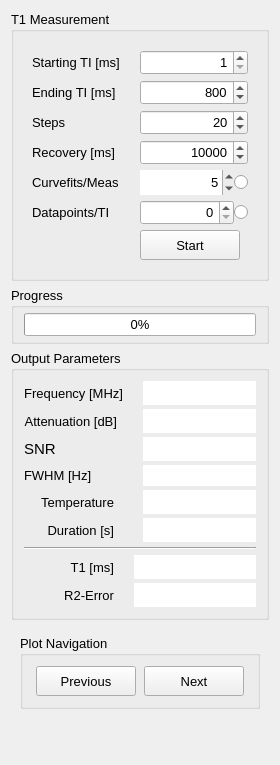
Old version of the form Applications/relax/ui/ccRelaxometerT1.ui in the repository OpenMRI/ocra.
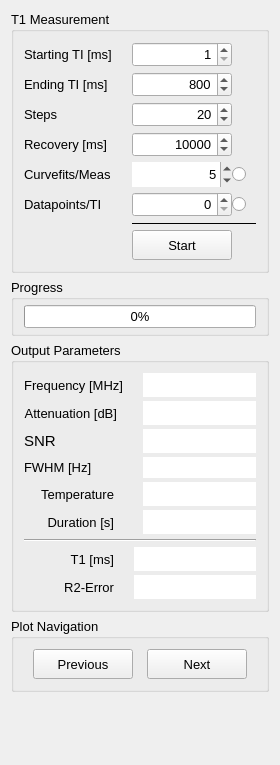
New version of the form.

Diff of the .ui file:
```diff
--- a/Applications/relax/ui/ccRelaxometerT1.ui
+++ b/Applications/relax/ui/ccRelaxometerT1.ui
@@ -43,6 +43,21 @@
       <string>T1 Measurement</string>
      </property>
      <layout class="QHBoxLayout" name="horizontalLayout">
+      <property name="spacing">
+       <number>0</number>
+      </property>
+      <property name="leftMargin">
+       <number>10</number>
+      </property>
+      <property name="topMargin">
+       <number>10</number>
+      </property>
+      <property name="rightMargin">
+       <number>10</number>
+      </property>
+      <property name="bottomMargin">
+       <number>10</number>
+      </property>
       <item>
        <widget class="QWidget" name="controls" native="true">
         <layout class="QFormLayout" name="controls_layout">
@@ -52,6 +67,18 @@
          <property name="verticalSpacing">
           <number>5</number>
          </property>
+         <property name="leftMargin">
+          <number>0</number>
+         </property>
+         <property name="topMargin">
+          <number>0</number>
+         </property>
+         <property name="rightMargin">
+          <number>0</number>
+         </property>
+         <property name="bottomMargin">
+          <number>0</number>
+         </property>
          <item row="0" column="0">
           <widget class="QLabel" name="t1StartLabel">
            <property name="sizePolicy">
@@ -73,20 +100,20 @@
          <item row="1" column="1">
           <widget class="QSpinBox" name="t1End_input">
            <property name="sizePolicy">
-            <sizepolicy hsizetype="Expanding" vsizetype="Fixed">
+            <sizepolicy hsizetype="Fixed" vsizetype="Fixed">
              <horstretch>0</horstretch>
              <verstretch>0</verstretch>
             </sizepolicy>
            </property>
            <property name="minimumSize">
             <size>
-             <width>90</width>
+             <width>100</width>
              <height>25</height>
             </size>
            </property>
            <property name="maximumSize">
             <size>
-             <width>300</width>
+             <width>100</width>
              <height>25</height>
             </size>
            </property>
@@ -107,20 +134,20 @@
          <item row="2" column="1">
           <widget class="QSpinBox" name="t1Step_input">
            <property name="sizePolicy">
-            <sizepolicy hsizetype="Expanding" vsizetype="Fixed">
+            <sizepolicy hsizetype="Fixed" vsizetype="Fixed">
              <horstretch>0</horstretch>
              <verstretch>0</verstretch>
             </sizepolicy>
            </property>
            <property name="minimumSize">
             <size>
-             <width>90</width>
+             <width>100</width>
              <height>25</height>
             </size>
            </property>
            <property name="maximumSize">
             <size>
-             <width>300</width>
+             <width>100</width>
              <height>25</height>
             </size>
            </property>
@@ -192,20 +219,20 @@
          <item row="0" column="1">
           <widget class="QSpinBox" name="t1Start_input">
            <property name="sizePolicy">
-            <sizepolicy hsizetype="Expanding" vsizetype="Fixed">
+            <sizepolicy hsizetype="Fixed" vsizetype="Fixed">
              <horstretch>0</horstretch>
              <verstretch>0</verstretch>
             </sizepolicy>
            </property>
            <property name="minimumSize">
             <size>
-             <width>90</width>
+             <width>100</width>
              <height>25</height>
             </size>
            </property>
            <property name="maximumSize">
             <size>
-             <width>300</width>
+             <width>100</width>
              <height>25</height>
             </size>
            </property>
@@ -226,20 +253,20 @@
          <item row="3" column="1">
           <widget class="QSpinBox" name="t1Recovery_input">
            <property name="sizePolicy">
-            <sizepolicy hsizetype="Expanding" vsizetype="Fixed">
+            <sizepolicy hsizetype="Fixed" vsizetype="Fixed">
              <horstretch>0</horstretch>
              <verstretch>0</verstretch>
             </sizepolicy>
            </property>
            <property name="minimumSize">
             <size>
-             <width>90</width>
+             <width>100</width>
              <height>25</height>
             </size>
            </property>
            <property name="maximumSize">
             <size>
-             <width>300</width>
+             <width>100</width>
              <height>25</height>
             </size>
            </property>
@@ -277,20 +304,20 @@
            <item>
             <widget class="QSpinBox" name="measAvg_input">
              <property name="sizePolicy">
-              <sizepolicy hsizetype="Expanding" vsizetype="Fixed">
+              <sizepolicy hsizetype="Fixed" vsizetype="Fixed">
                <horstretch>0</horstretch>
                <verstretch>0</verstretch>
               </sizepolicy>
              </property>
              <property name="minimumSize">
               <size>
-               <width>90</width>
+               <width>100</width>
                <height>25</height>
               </size>
              </property>
              <property name="maximumSize">
               <size>
-               <width>300</width>
+               <width>100</width>
                <height>25</height>
               </size>
              </property>
@@ -333,20 +360,20 @@
            <item>
             <widget class="QSpinBox" name="dataAvg_input">
              <property name="sizePolicy">
-              <sizepolicy hsizetype="Expanding" vsizetype="Fixed">
+              <sizepolicy hsizetype="Fixed" vsizetype="Fixed">
                <horstretch>0</horstretch>
                <verstretch>0</verstretch>
               </sizepolicy>
              </property>
              <property name="minimumSize">
               <size>
-               <width>90</width>
+               <width>100</width>
                <height>25</height>
               </size>
              </property>
              <property name="maximumSize">
               <size>
-               <width>300</width>
+               <width>100</width>
                <height>25</height>
               </size>
              </property>
@@ -372,7 +399,7 @@
            </item>
           </layout>
          </item>
-         <item row="6" column="1">
+         <item row="7" column="1">
           <widget class="QPushButton" name="t1Start_btn">
            <property name="sizePolicy">
             <sizepolicy hsizetype="Fixed" vsizetype="Fixed">
@@ -414,6 +441,16 @@
            </property>
           </widget>
          </item>
+         <item row="6" column="1">
+          <widget class="Line" name="line_2">
+           <property name="frameShadow">
+            <enum>QFrame::Plain</enum>
+           </property>
+           <property name="orientation">
+            <enum>Qt::Horizontal</enum>
+           </property>
+          </widget>
+         </item>
         </layout>
        </widget>
       </item>
@@ -1034,6 +1071,18 @@
       <property name="spacing">
        <number>0</number>
       </property>
+      <property name="leftMargin">
+       <number>0</number>
+      </property>
+      <property name="topMargin">
+       <number>0</number>
+      </property>
+      <property name="rightMargin">
+       <number>0</number>
+      </property>
+      <property name="bottomMargin">
+       <number>0</number>
+      </property>
       <item>
        <widget class="QGroupBox" name="groupBox_2">
         <property name="font">
@@ -1131,6 +1180,9 @@
      <property name="orientation">
       <enum>Qt::Vertical</enum>
      </property>
+     <property name="sizeType">
+      <enum>QSizePolicy::Expanding</enum>
+     </property>
      <property name="sizeHint" stdset="0">
       <size>
        <width>20</width>
```
